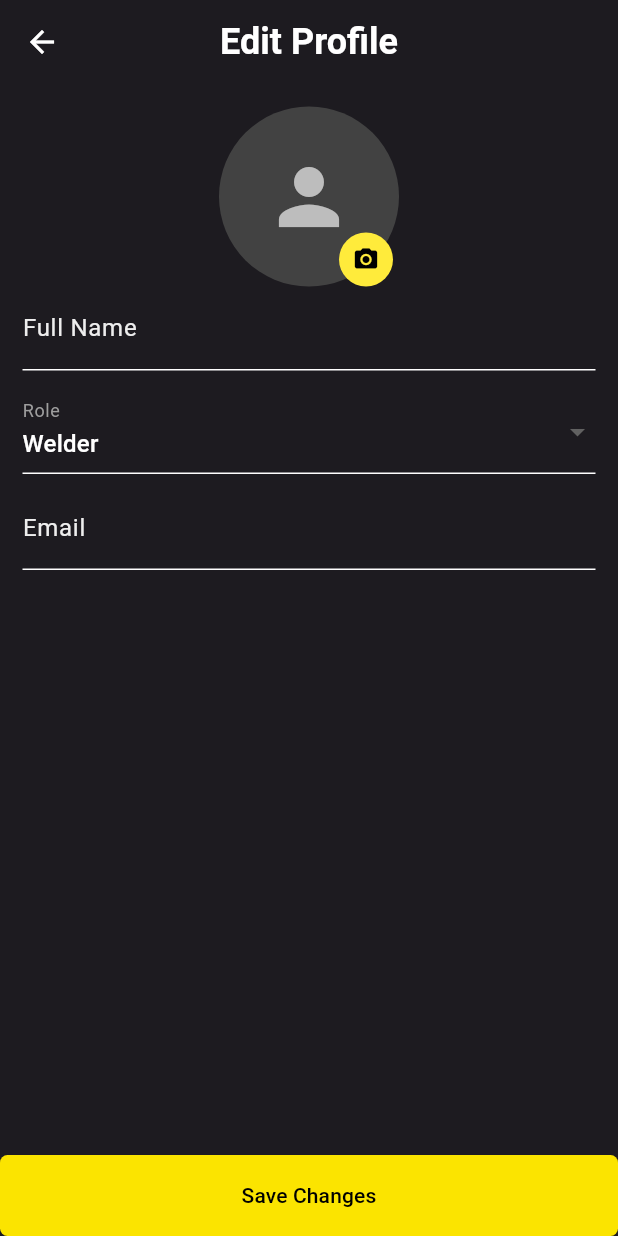
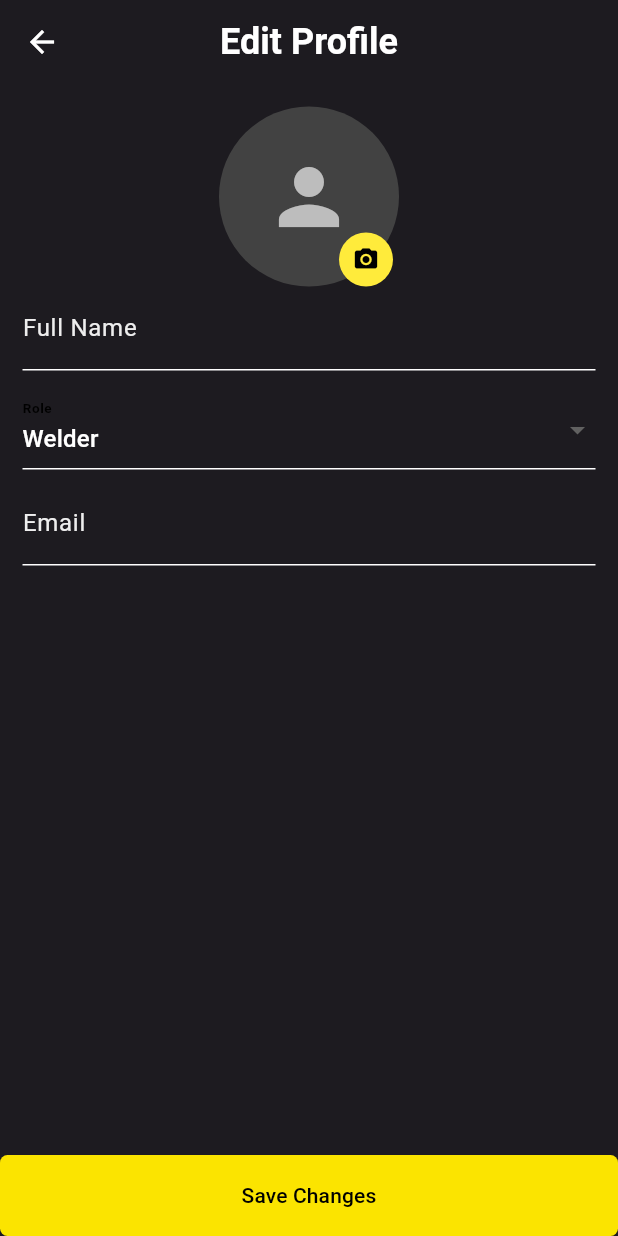
Before and after one commit to Weldops/weldops, a Flutter app: the EditProfile screen opened by its route, on a phone screen of 412 x 824 dp. Run offline on Flutter 3.47's test engine with Material 3 defaults, Android fonts, the phone set to English and light mode, and no system bars; our stand-ins replace dartz, equatable, firebase_auth, firebase_core, fl_chart, flutter_blue_plus and 8 more; missing offline and left inert: gauge_indicator; accounts and stored records are empty; generated files the repository leaves out were written again.

```diff
--- a/lib/features/arc_service/presentation/providers/adf_service_state_notifier.dart
+++ b/lib/features/arc_service/presentation/providers/adf_service_state_notifier.dart
@@ -2,16 +2,13 @@ import 'package:esab/features/arc_service/presentation/providers/state/adf_servi
 import 'package:esab/features/arc_service/presentation/providers/state/adf_service_state.dart';
 import 'package:flutter_riverpod/flutter_riverpod.dart';
 
-import '../../../../db_service.dart';
+import '../data/datasource/lens_db.dart';
 import '../data/model/lens.dart';
 
 final adfServiceStateNotifierProvider =
     AutoDisposeStateNotifierProvider<AdfServiceNotifier, AdfServiceState>(
         (ref) => AdfServiceNotifier());
 
-final lensRecordsProvider = FutureProvider<List<LensRecord>>((ref) async {
-    return await DbService.instance.getAllLogs();
-});
 
 // final replacementLogsProvider = FutureProvider.family<List<LensRecord>, int>((ref, id) async {
 //     return await DbService.instance.fetchRecordsById(id);
--- a/lib/features/arc_service/presentation/screens/replacement_log.dart
+++ b/lib/features/arc_service/presentation/screens/replacement_log.dart
@@ -4,7 +4,7 @@ import 'package:flutter/material.dart';
 import 'package:flutter_riverpod/flutter_riverpod.dart';
 import 'package:intl/intl.dart';
 
-import '../../../../db_service.dart';
+import '../data/datasource/lens_db.dart';
 import '../data/model/lens.dart';
 
 class ReplacementLogScreen extends ConsumerStatefulWidget {
@@ -28,7 +28,7 @@ class _ReplacementLogScreenState extends ConsumerState<ReplacementLogScreen> {
   }
 
   Future<void> _fetchReplacementLogs() async {
-    final logs = await DbService.instance.fetchRecordsById(widget.id);
+    final logs = await fetchRecordsById(widget.id);
     setState(() {
       replacementLogs = logs;
       isLoading = false;
--- a/lib/features/arc_service/presentation/widgets/arc_service_lens_card.dart
+++ b/lib/features/arc_service/presentation/widgets/arc_service_lens_card.dart
@@ -3,7 +3,7 @@ import 'package:esab/themes/colors.dart';
 import 'package:flutter/material.dart';
 import 'package:flutter_riverpod/flutter_riverpod.dart';
 
-import '../providers/adf_service_state_notifier.dart';
+import '../providers/lens_provider.dart';
 
 class LensCard extends ConsumerWidget {
   const LensCard(
--- a/lib/features/auth/presentation/screens/sign_in_screen.dart
+++ b/lib/features/auth/presentation/screens/sign_in_screen.dart
@@ -13,6 +13,7 @@ import 'package:esab/shared/widgets/texts/navigate_text.dart';
 import 'package:flutter/material.dart';
 import 'package:flutter_gen/gen_l10n/app_localizations.dart';
 import 'package:flutter_riverpod/flutter_riverpod.dart';
+import 'package:shared_preferences/shared_preferences.dart';
 
 class SignInScreen extends ConsumerStatefulWidget {
   const SignInScreen({super.key});
@@ -66,6 +67,8 @@ class SignInScreenState extends ConsumerState<SignInScreen> {
     if (!mounted) return;
 
     if (signInState.isSignedIn) {
+      final prefs = await SharedPreferences.getInstance();
+      await prefs.setString('email', emailController.text.trim());
       Navigator.pushNamedAndRemoveUntil(context, '/home', (route) => false);
       SnackbarUtils.showSnackbar(
           context, AppLocalizations.of(context)!.loginSuccess);
--- a/lib/shared/widgets/dropdown/underline_dropdown.dart
+++ b/lib/shared/widgets/dropdown/underline_dropdown.dart
@@ -43,13 +43,17 @@ class UnderlineDropdown extends StatelessWidget {
           const SizedBox(
             height: 5,
           ),
-          DropdownButtonFormField(
+          Theme(
+            data:Theme.of(context).copyWith(
+              canvasColor: AppColors.cardBgColor, // Background color of dropdown items
+            ),
+            child: DropdownButtonFormField(
                 items: items,
                 onChanged: onChanged,
                 value: value,
                 decoration: InputDecoration(
                   labelText: label,
-                labelStyle: const TextStyle(color: Colors.grey),
+                  labelStyle: AppTextStyles.secondaryTextStyle,
                   enabledBorder: const UnderlineInputBorder(
                     borderSide: BorderSide(color: AppColors.secondaryColor),
                   ),
@@ -59,6 +63,7 @@ class UnderlineDropdown extends StatelessWidget {
                   errorText: errorText,
                   errorStyle: AppTextStyles.errorSmallText,
                 )),
+          ),
         ],
       ),
     );
--- a/lib/shared/widgets/inputs/underlined_input.dart
+++ b/lib/shared/widgets/inputs/underlined_input.dart
@@ -48,8 +48,8 @@ class UnderlinedInputState extends State<UnderlinedInput> {
           : TextInputType.emailAddress,
       cursorColor: AppColors.secondaryColor,
       obscureText: _obscureText,
-      style: const TextStyle(
-        color: AppColors.secondaryColor,
+      style: TextStyle(
+        color:  widget.readOnly ? AppColors.labelColor.withOpacity(0.5) : AppColors.secondaryColor,
       ),
       readOnly: widget.readOnly,
       decoration: InputDecoration(
```
Also changed, not shown: lib/db_service.dart (+0 -48 lines), lib/features/arc_service/presentation/data/datasource/lens_db.dart (+51 -73 lines), lib/features/arc_service/presentation/providers/lens_provider.dart (+6 -26 lines), lib/features/arc_service/presentation/screens/arc_service.dart (+1 -148 lines), lib/features/arc_service/presentation/screens/arc_service_lense_adjust.dart (+4 -4 lines), lib/features/settings/presentation/screens/edit_profile.dart (+38 -13 lines). Lines whose indentation alone changed are shown as unchanged.
